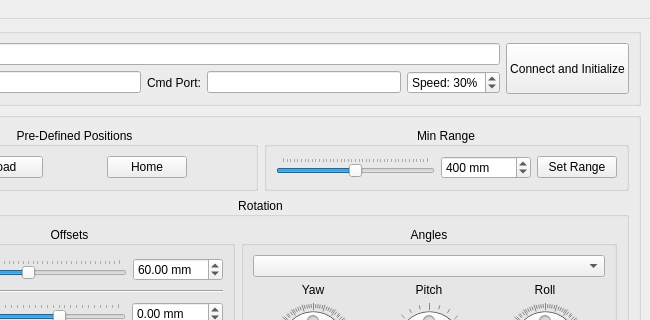
The window that mainwindow.ui (rookidroid/armstrong) describes before a commit, drawn with Qt 5; both pictures show x 129 to 779 and y 0 to 320 of the 779 by 601 pixel window.
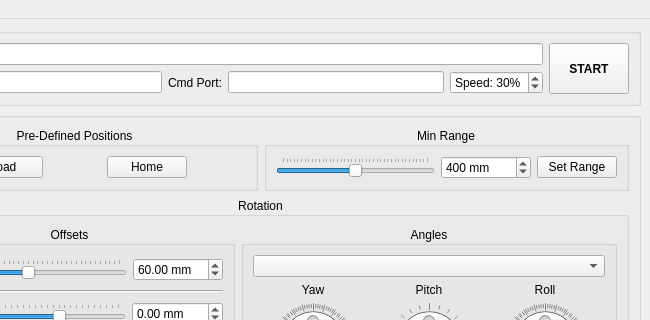
The same window after the commit. Icons and pictures are not drawn.

Commit message: update start button behavior

What changed in the file:
```diff
--- a/mainwindow.ui
+++ b/mainwindow.ui
@@ -146,8 +146,16 @@
              <verstretch>0</verstretch>
             </sizepolicy>
            </property>
+           <property name="font">
+            <font>
+             <bold>true</bold>
+            </font>
+           </property>
            <property name="text">
-            <string>Connect and Initialize</string>
+            <string>START</string>
+           </property>
+           <property name="flat">
+            <bool>false</bool>
            </property>
           </widget>
          </item>
```
The commit also changes 1 other file.
